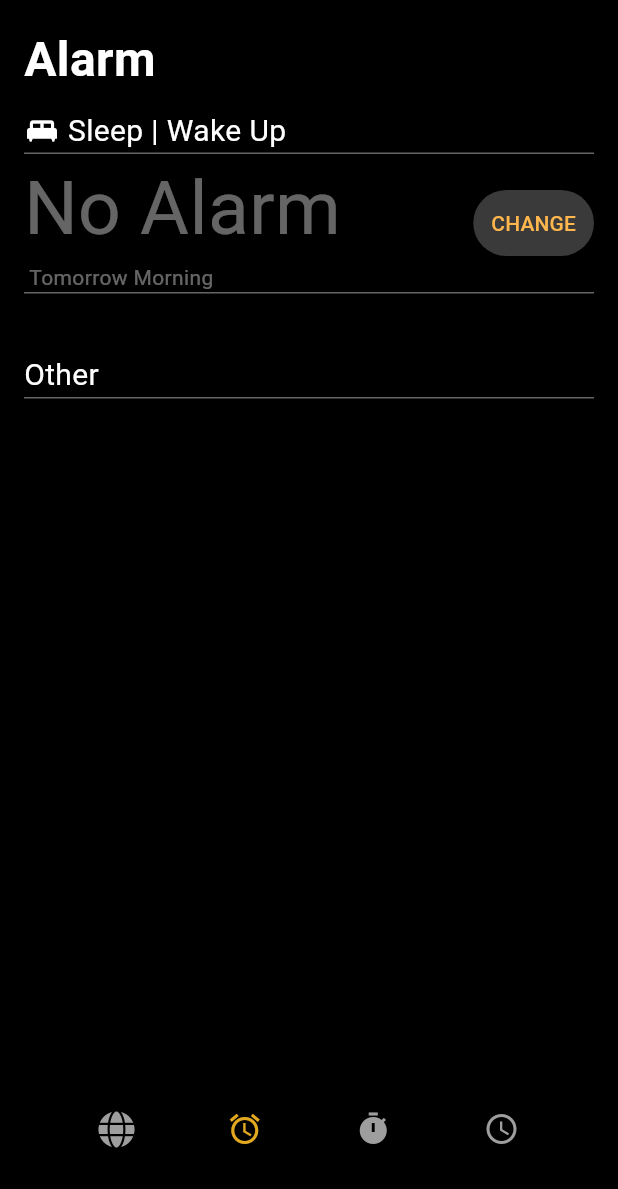
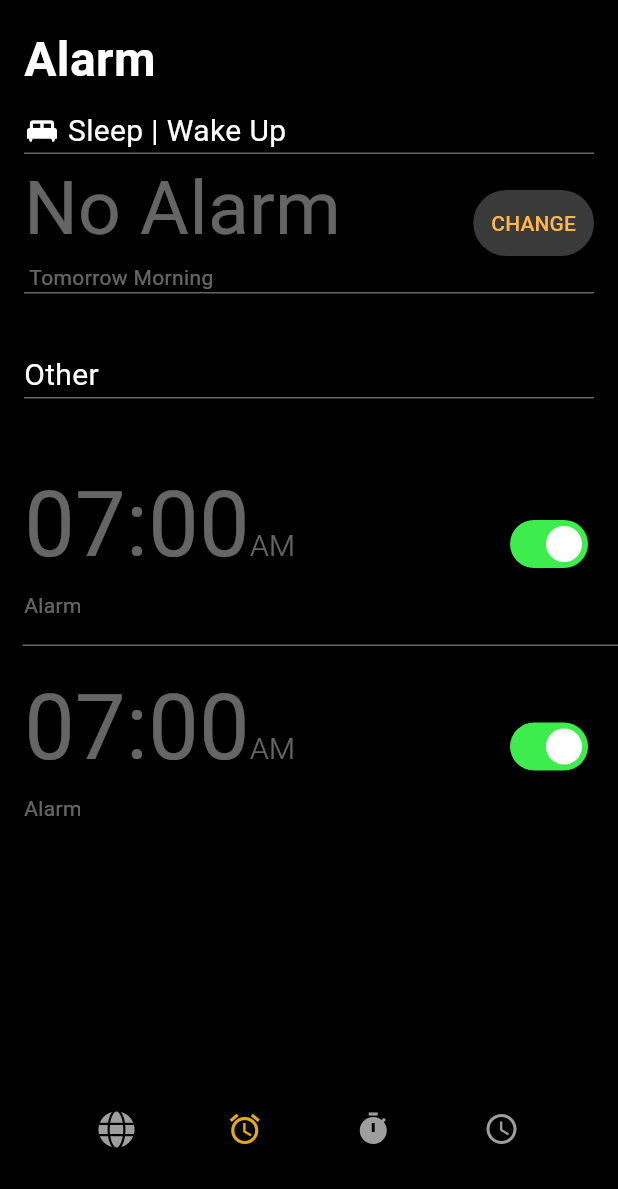
Before and after one commit to muhammadharoon26/Apple-Alarm-App-Clone-Project, a Flutter app: the screen it shows after launch, swiped to page 2, on a phone screen of 412 x 824 dp, the part 47-1236 px from its top. Run offline on Flutter 3.47's test engine with Material 3 defaults, Android fonts, the light colour scheme and no system bars; our stand-ins replace font_awesome_flutter; statements that could not run were skipped.

Commit message:
"Refactor AlarmPage and AlarmPageState widgets, add ListView with Switches"

```diff
--- a/apple_clone_alarm_project/lib/alarm.dart
+++ b/apple_clone_alarm_project/lib/alarm.dart
@@ -1,7 +1,20 @@
 import 'package:flutter/material.dart';
 
 void main() {
-  runApp(const AlarmPage());
+  runApp(const MyApp());
+}
+
+class MyApp extends StatelessWidget {
+  const MyApp({super.key});
+
+  @override
+  Widget build(BuildContext context) {
+    return const MaterialApp(
+      debugShowCheckedModeBanner: false,
+      title: 'Apple Clone Alarm Project',
+      home: AlarmPage(),
+    );
+  }
 }
 
 class AlarmPage extends StatelessWidget {
@@ -9,11 +22,7 @@ class AlarmPage extends StatelessWidget {
 
   @override
   Widget build(BuildContext context) {
-    return const MaterialApp(
-      debugShowCheckedModeBanner: false,
-      title: 'Apple Clone Alarm Project',
-      home: AlarmPageState(),
-    );
+    return const AlarmPageState();
   }
 }
 
@@ -25,6 +34,9 @@ class AlarmPageState extends StatefulWidget {
 }
 
 class _AlarmPageState extends State<AlarmPageState> {
+  // Initialize a list to hold the state of each switch in the list
+  List<bool> alarmSwitchStates = List.generate(2, (_) => true);
+
   @override
   Widget build(BuildContext context) {
     return Scaffold(
@@ -58,23 +70,14 @@ class _AlarmPageState extends State<AlarmPageState> {
                     fontWeight: FontWeight.bold,
                   ),
                 ),
-                const SizedBox(
-                  height: 10,
-                ),
+                const SizedBox(height: 10),
                 const Row(
                   children: [
-                    Icon(
-                      Icons.king_bed,
-                      color: Colors.white,
-                    ),
+                    Icon(Icons.king_bed, color: Colors.white),
                     Text(
                       ' Sleep | Wake Up',
-                      style: TextStyle(
-                        color: Colors.white,
-                        fontSize: 20,
-                        // fontWeight: FontWeight.bold,
-                      ),
-                    )
+                      style: TextStyle(color: Colors.white, fontSize: 20),
+                    ),
                   ],
                 ),
                 const Divider(
@@ -92,7 +95,6 @@ class _AlarmPageState extends State<AlarmPageState> {
                           style: TextStyle(
                             color: Color.fromARGB(105, 245, 245, 245),
                             fontSize: 50,
-                            // fontWeight: FontWeight.w300,
                           ),
                         ),
                         Text(
@@ -110,10 +112,8 @@ class _AlarmPageState extends State<AlarmPageState> {
                             const Color.fromARGB(60, 245, 245, 245),
                         padding: const EdgeInsets.symmetric(
                             horizontal: 12, vertical: 12),
-                        minimumSize:
-                            Size.zero, // Remove minimum button size constraint
-                        tapTargetSize: MaterialTapTargetSize
-                            .shrinkWrap, // Shrinks the tap target
+                        minimumSize: Size.zero,
+                        tapTargetSize: MaterialTapTargetSize.shrinkWrap,
                       ),
                       child: Text(
                         'CHANGE',
@@ -126,16 +126,86 @@ class _AlarmPageState extends State<AlarmPageState> {
                   height: 1,
                   color: Color.fromARGB(105, 245, 245, 245),
                 ),
-                SizedBox(
-                  height: 40,
-                ),
-                Text('Other',
+                const SizedBox(height: 40),
+                const Text('Other',
                     style: TextStyle(color: Colors.white, fontSize: 20)),
                 const Divider(
                   height: 1,
                   color: Color.fromARGB(105, 245, 245, 245),
                 ),
+                const SizedBox(height: 10),
               ],
+            ),
+          ),
+          Expanded(
+            child: ListView.separated(
+              separatorBuilder: (_, __) => const Divider(
+                indent: 15,
+                height: 1,
+                color: Color.fromARGB(105, 245, 245, 245),
+              ),
+              itemBuilder: (_, index) {
+                return Padding(
+                  padding: const EdgeInsets.symmetric(horizontal: 16, vertical: 12),
+                  child: Row(
+                    mainAxisAlignment: MainAxisAlignment.spaceBetween,
+                    children: [
+                      const Column(
+                        crossAxisAlignment: CrossAxisAlignment.start,
+                        children: [
+                          Row(
+                            crossAxisAlignment: CrossAxisAlignment.baseline,
+                            textBaseline: TextBaseline.alphabetic,
+                            children: [
+                              Text(
+                                '07:00',
+                                style: TextStyle(
+                                  color: Color.fromARGB(105, 245, 245, 245),
+                                  fontSize: 60,
+                                ),
+                              ),
+                              Text(
+                                'AM',
+                                style: TextStyle(
+                                  color: Color.fromARGB(105, 245, 245, 245),
+                                  fontSize: 20,
+                                  fontWeight: FontWeight.w300,
+                                ),
+                              ),
+                            ],
+                          ),
+                          Text(
+                            'Alarm',
+                            style: TextStyle(
+                                color: Color.fromARGB(105, 245, 245, 245),
+                                fontSize: 14),
+                          ),
+                          SizedBox(height: 4)
+                        ],
+                      ),
+                      Row(
+                        crossAxisAlignment: CrossAxisAlignment.baseline,
+                        textBaseline: TextBaseline.alphabetic,
+                        children: [
+                          Switch(
+                            value: alarmSwitchStates[index],
+                            trackOutlineColor:,
+                            activeTrackColor: const Color.fromARGB(255, 62, 236, 77),
+                            inactiveThumbColor: Colors.white,
+                            inactiveTrackColor: Colors.black54,
+                            onChanged: (bool value) {
+                              setState(() {
+                                alarmSwitchStates[index] = value;
+                              });
+                            },
+                          ),
+                        ],
+                      ),
+                    ],
+                  ),
+                );
+              },
+              itemCount: alarmSwitchStates.length,
             ),
           ),
         ],
```
